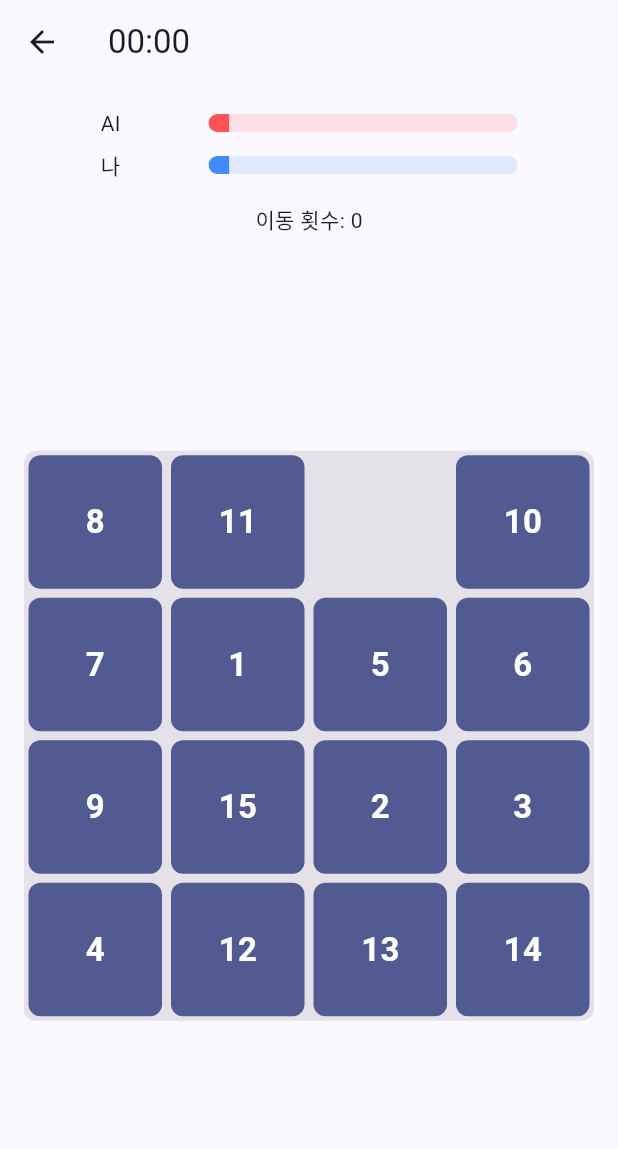
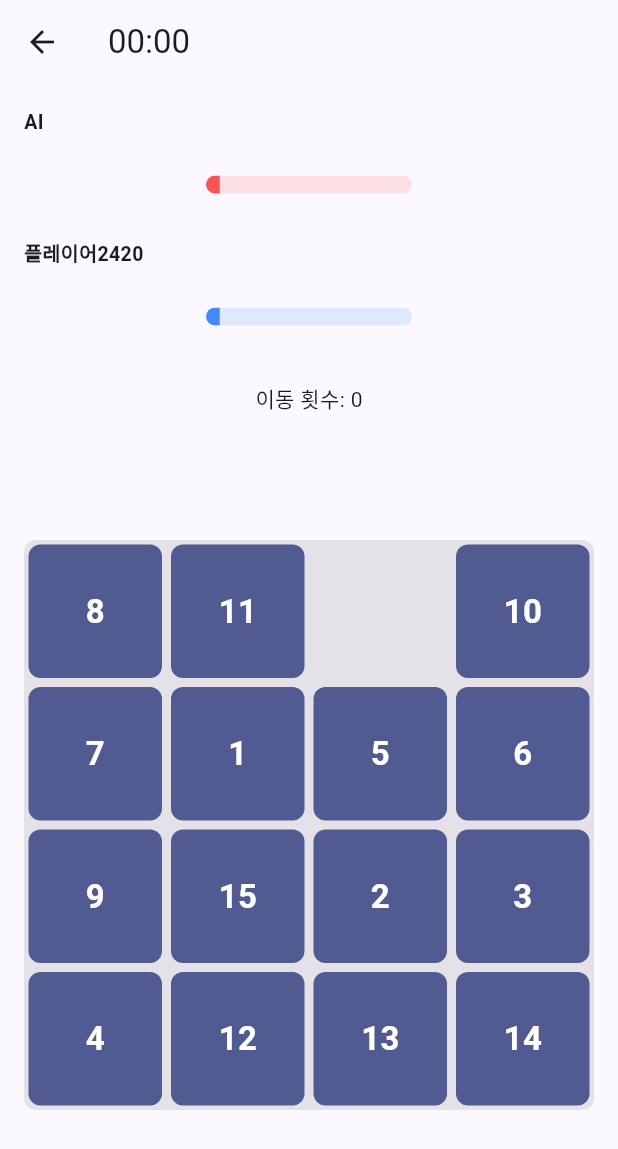
Before and after one commit to mintower/puzzle_battle, a Flutter app: the screen it shows after launch, after a tap on "AI와 대전 시작", on a phone screen of 412 x 824 dp. Shown: the top 1149 px of the screen. Run offline on Flutter 3.47's test engine with Material 3 defaults, Android fonts, the phone set to English and light mode, and no system bars; our stand-ins replace audioplayers, cloud_firestore, firebase_auth, firebase_core, shared_preferences; accounts and stored records are empty.

Commit message:
Show player nicknames and align progress bars to the screen's middle third
Both match screens now label the player's own row with their nickname
instead of a hardcoded "나". ProgressRow now pins its bar to a fixed
screen-relative band (1/3 to 2/3 of screen width) via Stack+Positioned
instead of depending on sibling widths, so mine and the opponent's bars
line up even though only the opponent's row has a mini board next to it.
The opponent mini board and the picture-mode reference thumbnail now sit
at the bar's left/right edges instead of a separate app bar action.

Co-Authored-By: Claude Sonnet 5 <noreply@anthropic.com>

```diff
--- a/lib/ui/game_setup_panel.dart
+++ b/lib/ui/game_setup_panel.dart
@@ -99,6 +99,7 @@ class _GameSetupPanelState extends State<GameSetupPanel> {
                 boardSize: widget.boardSize,
                 difficulty: _difficulty,
                 tileStyle: _tileStyle,
+                nickname: widget.nickname,
               ),
             ));
           },
--- a/lib/ui/match_screen.dart
+++ b/lib/ui/match_screen.dart
@@ -15,12 +15,14 @@ class MatchScreen extends StatefulWidget {
   final int boardSize;
   final AiDifficultyProfile difficulty;
   final TileStyle tileStyle;
+  final String nickname;
 
   const MatchScreen({
     super.key,
     required this.boardSize,
     required this.difficulty,
     this.tileStyle = TileStyle.numbers,
+    this.nickname = '나',
   });
 
   @override
@@ -94,6 +96,7 @@ class _MatchScreenState extends State<MatchScreen> {
             boardSize: widget.boardSize,
             difficulty: widget.difficulty,
             tileStyle: widget.tileStyle,
+            nickname: widget.nickname,
           ),
         ),
       ));
@@ -116,16 +119,13 @@ class _MatchScreenState extends State<MatchScreen> {
     final minutes = elapsed.inMinutes.toString().padLeft(2, '0');
     final seconds = (elapsed.inSeconds % 60).toString().padLeft(2, '0');
 
+    final referenceThumbnail = widget.tileStyle == TileStyle.picture
+        ? const PuzzlePreviewThumbnail(size: 40)
+        : null;
+
     return Scaffold(
       appBar: AppBar(
         title: Text('$minutes:$seconds'),
-        actions: [
-          if (widget.tileStyle == TileStyle.picture)
-            const Padding(
-              padding: EdgeInsets.only(right: 12),
-              child: Center(child: PuzzlePreviewThumbnail(size: 40)),
-            ),
-        ],
       ),
       body: Padding(
         padding: const EdgeInsets.all(16),
@@ -135,12 +135,14 @@ class _MatchScreenState extends State<MatchScreen> {
               label: 'AI',
               progress: _progressOf(_aiSession),
               color: Colors.redAccent,
+              trailing: referenceThumbnail,
             ),
             const SizedBox(height: 8),
             ProgressRow(
-              label: '나',
+              label: widget.nickname,
               progress: _progressOf(_playerSession),
               color: Colors.blueAccent,
+              trailing: referenceThumbnail,
             ),
             const SizedBox(height: 16),
             Text('이동 횟수: ${_playerSession.moveCount}'),
--- a/lib/ui/progress_row.dart
+++ b/lib/ui/progress_row.dart
@@ -2,37 +2,77 @@ import 'package:flutter/material.dart';
 
 /// A labeled progress bar used on both the AI match screen and the online
 /// match screen to show a player's fraction of correctly placed tiles.
+///
+/// The nickname sits on its own line above; below it, [leading] (e.g. an
+/// opponent's live mini board) and [trailing] (e.g. the picture-mode
+/// reference thumbnail) sit at the row's edges while the bar itself is
+/// pinned to the screen's middle third via [Positioned], independent of
+/// how wide [leading]/[trailing] are. That's what keeps "my" bar and the
+/// opponent's bar lined up at the same x position even though only the
+/// opponent's row has a mini board next to it.
 class ProgressRow extends StatelessWidget {
+  static const double _rowHeight = 56;
+
+  // The ambient horizontal padding this row is expected to sit inside
+  // (see match_screen.dart / online_match_screen.dart's outer
+  // Padding(all: 16)) — backed out so the bar's *screen*-relative math
+  // lands on the 1/3–2/3 marks rather than 1/3–2/3 of the padded row.
+  static const double _ambientInset = 16;
+
   final String label;
   final double progress;
   final Color color;
+
+  /// Shown at the row's left edge, vertically centered — the opponent's
+  /// live mini board.
+  final Widget? leading;
+
+  /// Shown at the row's right edge, vertically centered — the picture-mode
+  /// reference thumbnail.
+  final Widget? trailing;
 
   const ProgressRow({
     super.key,
     required this.label,
     required this.progress,
     required this.color,
+    this.leading,
+    this.trailing,
   });
 
   @override
   Widget build(BuildContext context) {
-    // Sized off the phone screen width (not the parent's width), so the
-    // bar reads as a fixed "about half the phone" length instead of
-    // stretching to fill whatever row it's placed in.
-    final barWidth = MediaQuery.of(context).size.width * 0.5;
-    return Row(
-      mainAxisSize: MainAxisSize.min,
+    final screenWidth = MediaQuery.of(context).size.width;
+    final barLeft = screenWidth / 3 - _ambientInset;
+    final barWidth = screenWidth / 3;
+
+    return Column(
+      crossAxisAlignment: CrossAxisAlignment.start,
       children: [
+        Text(
+          label,
+          overflow: TextOverflow.ellipsis,
+          maxLines: 1,
+          style: const TextStyle(fontWeight: FontWeight.bold, fontSize: 13),
+        ),
+        const SizedBox(height: 4),
         SizedBox(
-          width: 72,
-          child: Text(label, overflow: TextOverflow.ellipsis, maxLines: 1),
+          height: _rowHeight,
+          child: Stack(
+            children: [
+              if (leading != null)
+                Positioned(
+                  left: 0,
+                  top: 0,
+                  bottom: 0,
+                  child: Center(child: leading),
                 ),
-        // Flexible (not a fixed SizedBox) so this caps out at barWidth but
-        // still shrinks instead of overflowing in tighter contexts, like
-        // the opponent row that also has a mini board next to it.
-        Flexible(
-          child: ConstrainedBox(
-            constraints: BoxConstraints(maxWidth: barWidth),
+              Positioned(
+                left: barLeft,
+                width: barWidth,
+                top: 0,
+                bottom: 0,
+                child: Center(
                   child: ClipRRect(
                     borderRadius: BorderRadius.circular(6),
                     child: LinearProgressIndicator(
@@ -44,6 +84,16 @@ class ProgressRow extends StatelessWidget {
                   ),
                 ),
               ),
+              if (trailing != null)
+                Positioned(
+                  right: 0,
+                  top: 0,
+                  bottom: 0,
+                  child: Center(child: trailing),
+                ),
+            ],
+          ),
+        ),
       ],
     );
   }
```
Also changed, not shown: lib/ui/online_match_screen.dart (+22 -31 lines), 1 other file. Lines whose indentation alone changed are shown as unchanged.
